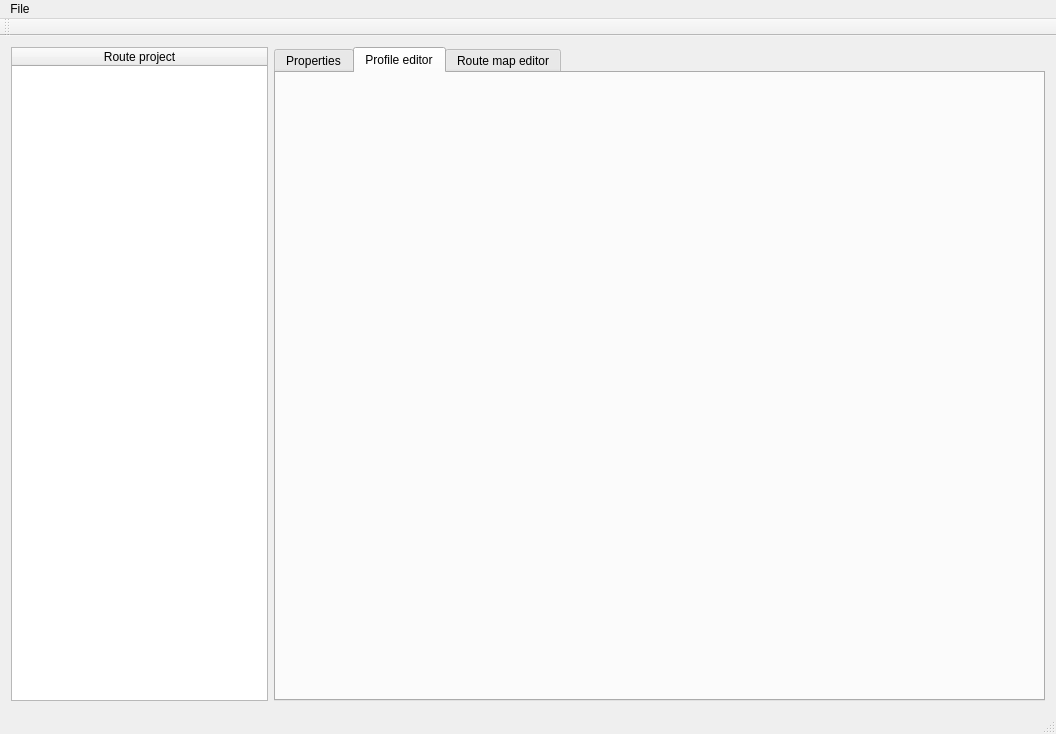
Before: the Qt Designer form REditor/forms/mainwindow.ui in maisvendoo/REditor, drawn with Qt 5.
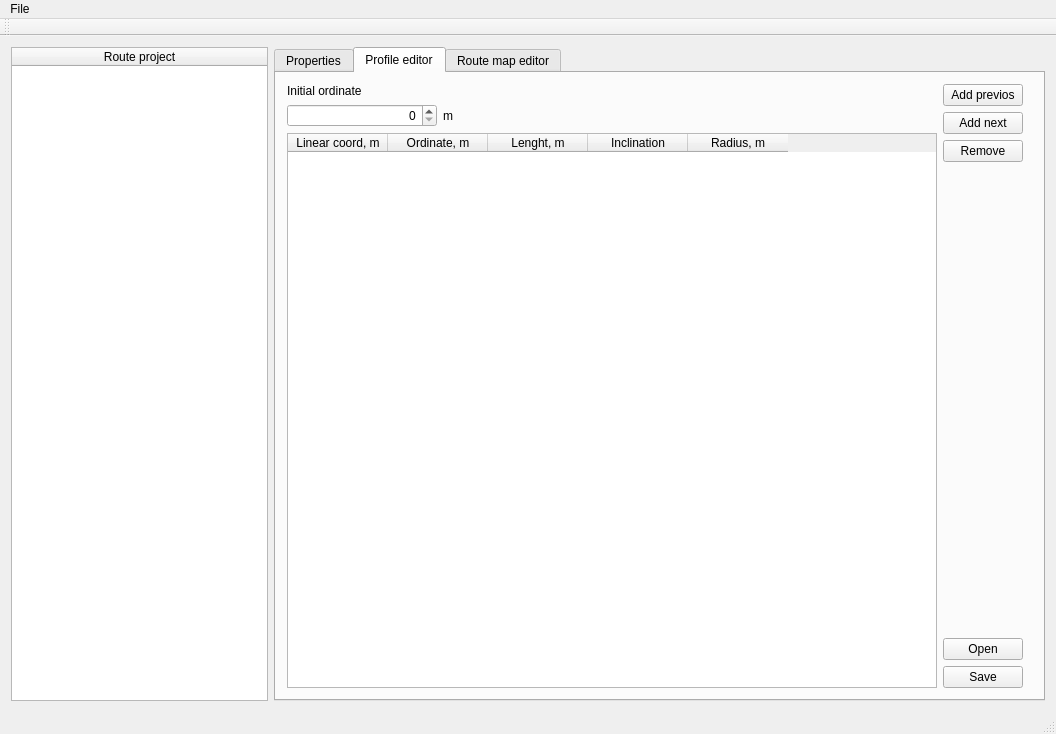
After: the same form once the commit is applied. The open tabs and pages were chosen to show the change.

Patch:
```diff
--- a/REditor/forms/mainwindow.ui
+++ b/REditor/forms/mainwindow.ui
@@ -129,6 +129,166 @@
          <attribute name="title">
           <string>Profile editor</string>
          </attribute>
+         <layout class="QGridLayout" name="gridLayout_3">
+          <item row="0" column="0">
+           <layout class="QHBoxLayout" name="horizontalLayout_4">
+            <item>
+             <layout class="QVBoxLayout" name="verticalLayout_2">
+              <item>
+               <widget class="QLabel" name="label_4">
+                <property name="text">
+                 <string>Initial ordinate</string>
+                </property>
+               </widget>
+              </item>
+              <item>
+               <layout class="QHBoxLayout" name="horizontalLayout_3">
+                <item>
+                 <widget class="QSpinBox" name="spinBox">
+                  <property name="minimumSize">
+                   <size>
+                    <width>150</width>
+                    <height>0</height>
+                   </size>
+                  </property>
+                  <property name="alignment">
+                   <set>Qt::AlignRight|Qt::AlignTrailing|Qt::AlignVCenter</set>
+                  </property>
+                  <property name="maximum">
+                   <number>40000000</number>
+                  </property>
+                  <property name="singleStep">
+                   <number>100</number>
+                  </property>
+                 </widget>
+                </item>
+                <item>
+                 <widget class="QLabel" name="label_3">
+                  <property name="text">
+                   <string>m</string>
+                  </property>
+                 </widget>
+                </item>
+                <item>
+                 <spacer name="horizontalSpacer_2">
+                  <property name="orientation">
+                   <enum>Qt::Horizontal</enum>
+                  </property>
+                  <property name="sizeHint" stdset="0">
+                   <size>
+                    <width>40</width>
+                    <height>20</height>
+                   </size>
+                  </property>
+                 </spacer>
+                </item>
+               </layout>
+              </item>
+              <item>
+               <widget class="QTableWidget" name="twProfileData">
+                <property name="minimumSize">
+                 <size>
+                  <width>650</width>
+                  <height>0</height>
+                 </size>
+                </property>
+                <column>
+                 <property name="text">
+                  <string>Linear coord, m</string>
+                 </property>
+                </column>
+                <column>
+                 <property name="text">
+                  <string>Ordinate, m</string>
+                 </property>
+                </column>
+                <column>
+                 <property name="text">
+                  <string>Lenght, m</string>
+                 </property>
+                </column>
+                <column>
+                 <property name="text">
+                  <string>Inclination</string>
+                 </property>
+                </column>
+                <column>
+                 <property name="text">
+                  <string>Radius, m</string>
+                 </property>
+                </column>
+               </widget>
+              </item>
+             </layout>
+            </item>
+            <item>
+             <layout class="QVBoxLayout" name="verticalLayout_3">
+              <item>
+               <widget class="QPushButton" name="pbProfPrevElementAdd">
+                <property name="text">
+                 <string>Add previos</string>
+                </property>
+               </widget>
+              </item>
+              <item>
+               <widget class="QPushButton" name="pbProfNextElementAdd">
+                <property name="text">
+                 <string>Add next</string>
+                </property>
+               </widget>
+              </item>
+              <item>
+               <widget class="QPushButton" name="pbProfElementRemove">
+                <property name="text">
+                 <string>Remove</string>
+                </property>
+               </widget>
+              </item>
+              <item>
+               <spacer name="verticalSpacer_2">
+                <property name="orientation">
+                 <enum>Qt::Vertical</enum>
+                </property>
+                <property name="sizeHint" stdset="0">
+                 <size>
+                  <width>20</width>
+                  <height>40</height>
+                 </size>
+                </property>
+               </spacer>
+              </item>
+              <item>
+               <widget class="QPushButton" name="pbProfOpen">
+                <property name="text">
+                 <string>Open</string>
+                </property>
+               </widget>
+              </item>
+              <item>
+               <widget class="QPushButton" name="pbProfSave">
+                <property name="text">
+                 <string>Save</string>
+                </property>
+               </widget>
+              </item>
+             </layout>
+            </item>
+           </layout>
+          </item>
+          <item row="0" column="1">
+           <spacer name="horizontalSpacer_3">
+            <property name="orientation">
+             <enum>Qt::Horizontal</enum>
+            </property>
+            <property name="sizeHint" stdset="0">
+             <size>
+              <width>40</width>
+              <height>20</height>
+             </size>
+            </property>
+           </spacer>
+          </item>
+         </layout>
         </widget>
         <widget class="QWidget" name="tabRouteMap">
          <attribute name="title">
```
Left out of the diff: 10 changed lines with no effect on the pictures.
